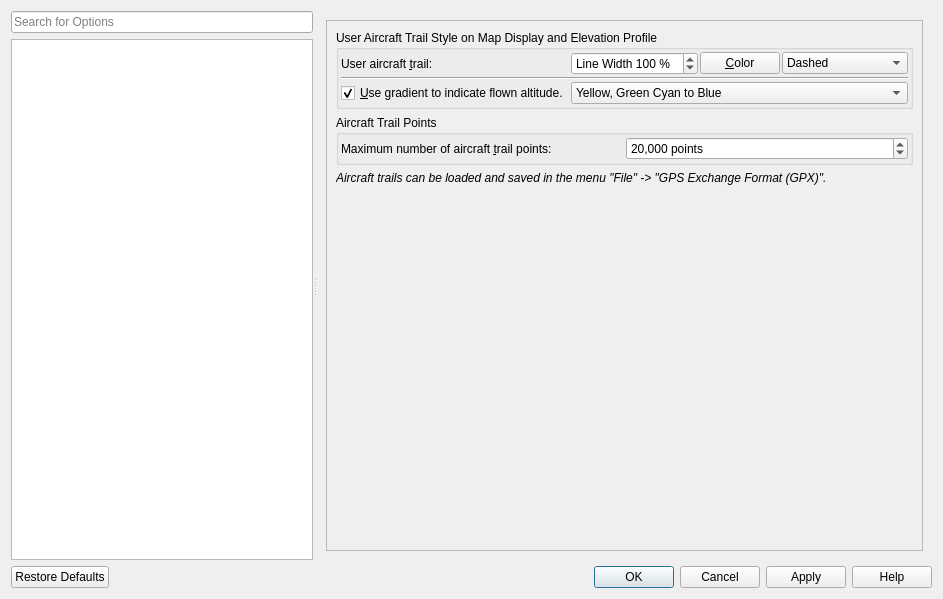
First picture: the form in src/options/options.ui, repository albar965/littlenavmap, before the edit.
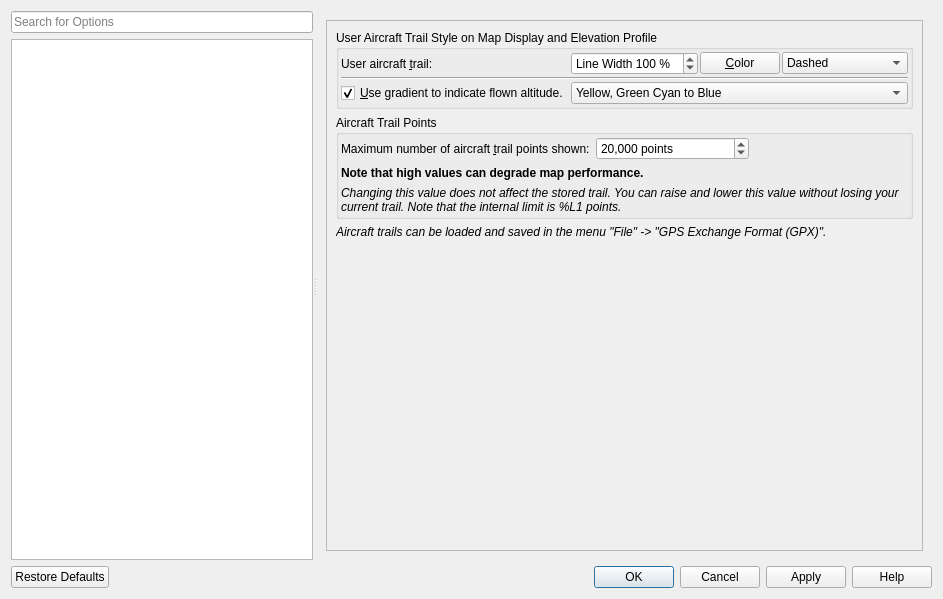
Second picture: the form after the edit. The open tabs and pages were chosen to show the change. Icons and pictures are not drawn.

Commit message:
Reworked aircraft trail
Maximum aircraft trail points does not affect stored trail now.
Setting in options only affects shown trails.
More optimizations.

Diff of the .ui file:
```diff
--- a/src/options/options.ui
+++ b/src/options/options.ui
@@ -4253,8 +4253,8 @@
             <rect>
              <x>0</x>
              <y>0</y>
-             <width>554</width>
-             <height>264</height>
+             <width>630</width>
+             <height>530</height>
             </rect>
            </property>
            <layout class="QVBoxLayout" name="verticalLayout_57">
@@ -4414,10 +4414,7 @@
               <property name="title">
                <string>Aircraft Trail Points</string>
               </property>
-              <layout class="QHBoxLayout" name="horizontalLayout_2">
-               <property name="spacing">
-                <number>2</number>
-               </property>
+              <layout class="QGridLayout" name="gridLayout_11">
                <property name="leftMargin">
                 <number>2</number>
                </property>
@@ -4430,17 +4427,7 @@
                <property name="bottomMargin">
                 <number>2</number>
                </property>
-               <item>
-                <widget class="QLabel" name="labelSimMaxTrackPoints">
-                 <property name="text">
-                  <string>Maximum number of aircraft &amp;trail points:</string>
-                 </property>
-                 <property name="buddy">
-                  <cstring>spinBoxSimMaxTrailPoints</cstring>
-                 </property>
-                </widget>
-               </item>
-               <item>
+               <item row="0" column="1">
                 <widget class="QSpinBox" name="spinBoxSimMaxTrailPoints">
                  <property name="toolTip">
                   <string>The user aircraft trail will be pruned if it contains more than this number of points. 
@@ -4466,6 +4453,48 @@
                  </property>
                 </widget>
                </item>
+               <item row="0" column="0">
+                <widget class="QLabel" name="labelSimMaxTrackPoints">
+                 <property name="text">
+                  <string>Maximum number of aircraft &amp;trail points shown:</string>
+                 </property>
+                 <property name="buddy">
+                  <cstring>spinBoxSimMaxTrailPoints</cstring>
+                 </property>
+                </widget>
+               </item>
+               <item row="1" column="0" colspan="3">
+                <widget class="QLabel" name="labelOptionsTrailWarn">
+                 <property name="text">
+                  <string>&lt;html&gt;&lt;head/&gt;&lt;body&gt;&lt;p&gt;&lt;span style=&quot; font-weight:600;&quot;&gt;Note that high values can degrade map performance.&lt;/span&gt;&lt;/p&gt;&lt;/body&gt;&lt;/html&gt;</string>
+                 </property>
+                 <property name="wordWrap">
+                  <bool>true</bool>
+                 </property>
+                 <property name="margin">
+                  <number>10</number>
+                 </property>
+                 <property name="textInteractionFlags">
+                  <set>Qt::LinksAccessibleByMouse|Qt::TextSelectableByMouse</set>
+                 </property>
+                </widget>
+               </item>
+               <item row="2" column="0" colspan="3">
+                <widget class="QLabel" name="labelOptionsTrailHintStored">
+                 <property name="text">
+                  <string>&lt;html&gt;&lt;head/&gt;&lt;body&gt;&lt;p&gt;&lt;img src=&quot;:/littlenavmap/resources/icons/bulb.svg&quot;/&gt;&lt;span style=&quot; font-style:italic;&quot;&gt;Changing this value does not affect the stored trail. You can raise and lower this value without losing your current trail. Note that the internal limit is %L1 points.&lt;/span&gt;&lt;/p&gt;&lt;/body&gt;&lt;/html&gt;</string>
+                 </property>
+                 <property name="wordWrap">
+                  <bool>true</bool>
+                 </property>
+                 <property name="margin">
+                  <number>10</number>
+                 </property>
+                 <property name="textInteractionFlags">
+                  <set>Qt::LinksAccessibleByMouse|Qt::TextSelectableByMouse</set>
+                 </property>
+                </widget>
+               </item>
               </layout>
              </widget>
             </item>
```
Left out of the diff: 69 changed lines with no effect on the pictures. The commit also changes 9 other files.
